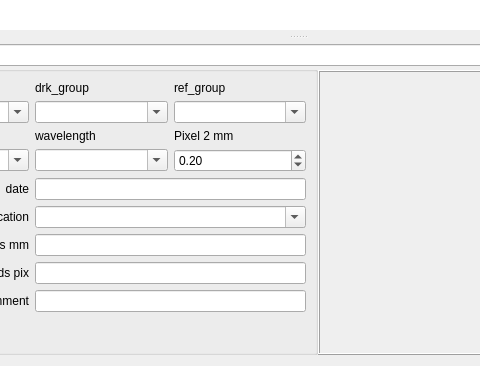
This is snowimagerpro/app/plugins/db_explorer/ui/explr.ui in lbmnky/SnowImagerPro as Qt 5 draws it before an edit; both pictures show x 117 to 597 and y 307 to 673 of the 830 by 673 pixel window. The edited form follows.
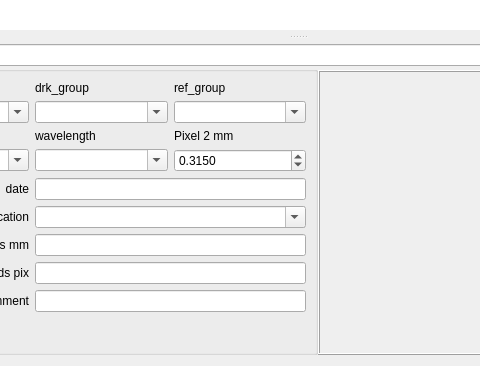
This is the edited form. Custom widgets are drawn as their Qt base class.

```diff
--- a/snowimagerpro/app/plugins/db_explorer/ui/explr.ui
+++ b/snowimagerpro/app/plugins/db_explorer/ui/explr.ui
@@ -354,11 +354,14 @@
             </item>
             <item row="4" column="2">
              <widget class="QDoubleSpinBox" name="dsb_px2mm">
+              <property name="decimals">
+               <number>4</number>
+              </property>
               <property name="singleStep">
                <double>0.010000000000000</double>
               </property>
               <property name="value">
-               <double>0.200000000000000</double>
+               <double>0.315000000000000</double>
               </property>
              </widget>
             </item>
```
Left out of the diff: 2 changed lines with no effect on the pictures.
